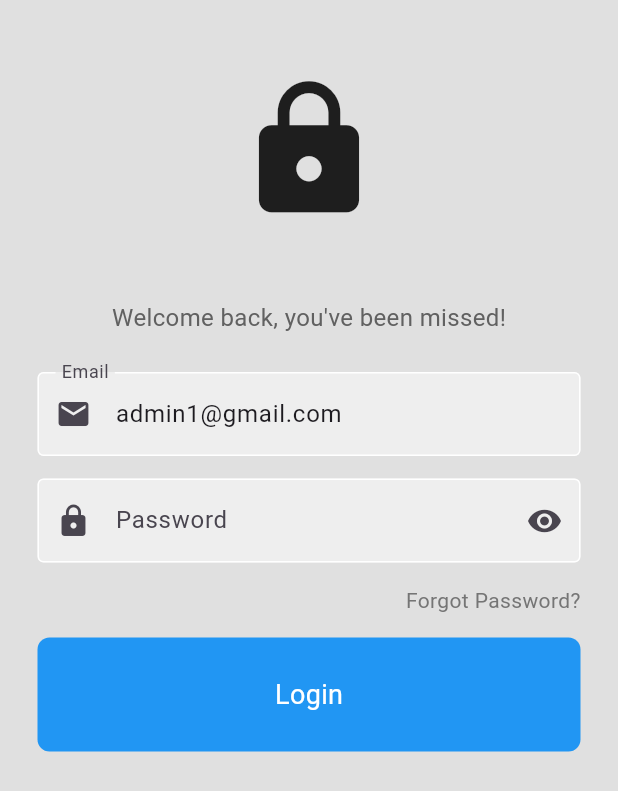
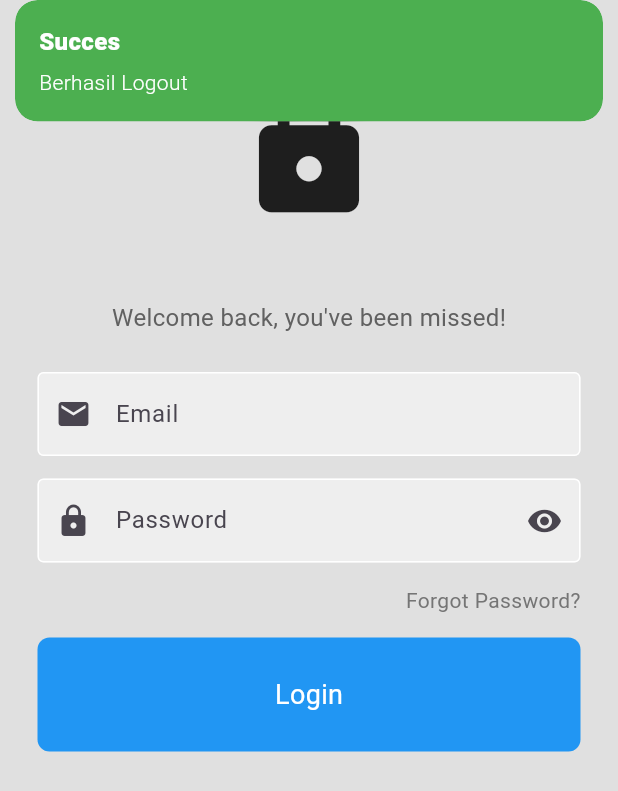
Before and after one commit to Oxydork/Check-Product, a Flutter app: the HomeView screen opened by its route, after a tap on the "logout" icon, on a phone screen of 412 x 824 dp. Shown: the top 791 px of the screen. Run offline on Flutter 3.47's test engine with Material 3 defaults, Android fonts, the phone set to English and light mode, and no system bars; our stand-ins replace cloud_firestore, firebase_auth, firebase_core, get, image_picker, pdf and 2 more; missing offline and left inert: mobile_scanner, open_file_plus; accounts and stored records are empty.

Commit message:
auth_controller_manual

```diff
--- a/lib/app/modules/home/controllers/home_controller.dart
+++ b/lib/app/modules/home/controllers/home_controller.dart
@@ -134,7 +134,7 @@ class HomeController extends GetxController {
   void _showExpiredProductsDialog() {
     Get.dialog(
       AlertDialog(
-        title: Row(
+        title: const Row(
           children: [
             Icon(Icons.warning_rounded, color: Colors.orange),
             SizedBox(width: 10),
@@ -197,12 +197,12 @@ class HomeController extends GetxController {
                         ),
                       ],
                     ),
-                    SizedBox(height: 6),
+                    const SizedBox(height: 6),
                     Text(
                       'Kode: ${notification.product.code}',
                       style: TextStyle(fontSize: 12, color: Colors.grey[600]),
                     ),
-                    SizedBox(height: 4),
+                    const SizedBox(height: 4),
                     Text(
                       notification.message,
                       style: TextStyle(
--- a/lib/app/modules/home/views/home_view.dart
+++ b/lib/app/modules/home/views/home_view.dart
@@ -2,6 +2,7 @@ import 'package:flutter/material.dart';
 import 'package:get/get.dart';
 import 'package:mobile_scanner/mobile_scanner.dart';
 import 'package:qr_code_new/app/controllers/auth_controller.dart';
+import 'package:qr_code_new/app/modules/login/controllers/login_controller.dart';
 import 'package:qr_code_new/app/routes/app_pages.dart';
 
 import '../controllers/home_controller.dart';
@@ -106,6 +107,13 @@ class HomeView extends GetView<HomeController> {
         onPressed: () async {
           Map<String, dynamic> hasil = await authC.logout();
           if (hasil["error"] == false) {
+            Get.delete<LoginController>(force: true);
+            Get.snackbar(
+              "Succes",
+              hasil["message"],
+              backgroundColor: Colors.green,
+              colorText: Colors.white,
+            );
             Get.offAllNamed(Routes.LOGIN);
           } else {
             Get.snackbar("Error", hasil["error"]);
--- a/lib/app/modules/login/views/login_view.dart
+++ b/lib/app/modules/login/views/login_view.dart
@@ -6,10 +6,10 @@ import 'package:qr_code_new/app/routes/app_pages.dart';
 import '../controllers/login_controller.dart';
 
 class LoginView extends GetView<LoginController> {
-  final TextEditingController emailC =
-      TextEditingController(text: "admin1@gmail.com");
-  final TextEditingController passC =
-      TextEditingController(text: "admin123321");
+  final TextEditingController emailC = TextEditingController();
+  //text: "admin1@gmail.com"
+  final TextEditingController passC = TextEditingController();
+  //text: "admin123321"
   final AuthController authC = Get.find<AuthController>();
   @override
   Widget build(BuildContext context) {
@@ -68,6 +68,7 @@ class LoginView extends GetView<LoginController> {
                   () => Padding(
                     padding: const EdgeInsets.symmetric(horizontal: 25),
                     child: TextField(
+                      controller: passC,
                       decoration: InputDecoration(
                         enabledBorder: const OutlineInputBorder(
                           borderSide: BorderSide(color: Colors.white),
@@ -114,20 +115,33 @@ class LoginView extends GetView<LoginController> {
                   onTap: () async {
                     if (controller.isLoading.isFalse) {
                       if (emailC.text.isNotEmpty && passC.text.isNotEmpty) {
+                        print("=== LOGIN START ===");
+                        print("Email : ${emailC.text}");
+                        print("Pass : ${passC.text}");
+
                         controller.isLoading(true);
                         Map<String, dynamic> hasil =
                             await authC.login(emailC.text, passC.text);
                         controller.isLoading(false);
 
+                        print("=== LOGIN RESPONSE ===");
+                        print("Hasil lengkap: $hasil");
+                        print("hasil['error'] = ${hasil["error"]}");
+                        print("hasil['message'] = ${hasil["message"]}");
+                        print("Tipe data error: ${hasil["error"].runtimeType}");
+                        print("Hasil error == true? ${hasil["error"] == true}");
+
                         if (hasil["error"] == true) {
+                          print(">>> MASUK KE BLOK ERROR");
                           Get.snackbar("Error", hasil["message"]);
                         } else {
+                          print(">>> MASUK KE BLOK SUCCESS");
+                          print("Navigasi ke HOME...");
                           Get.offAllNamed(Routes.HOME);
                         }
                       } else {
                         Get.snackbar("Error", "Email & Password Wajib Diisi");
                       }
-                      ;
                     }
                   },
                   child: Container(
@@ -141,12 +155,12 @@ class LoginView extends GetView<LoginController> {
                         () => Text(
                           controller.isLoading.isFalse
                               ? "Login"
-                              : " Loading ....",
+                              : "Loading....",
                           style: TextStyle(
                               color: controller.isLoading.isFalse
                                   ? Colors.white
                                   : Colors.white30,
-                              fontSize: controller.isLoading.isFalse ? 18 : 18),
+                              fontSize: 18),
                         ),
                       ),
                     ),
--- a/lib/main.dart
+++ b/lib/main.dart
@@ -7,7 +7,6 @@ import 'package:qr_code_new/app/modules/loading/loadingscreen.dart';
 import 'package:qr_code_new/firebase_options.dart';
 import 'package:supabase_flutter/supabase_flutter.dart';
 
-// ✅ TAMBAHKAN IMPORT INI
 import 'app/data/models/productMasterService.dart'; // Sesuaikan path
 import 'app/routes/app_pages.dart';
 
```
Also changed, not shown: lib/app/controllers/auth_controller.dart (+68 -17 lines), pubspec.yaml (+4 -4 lines), pubspec.lock.
